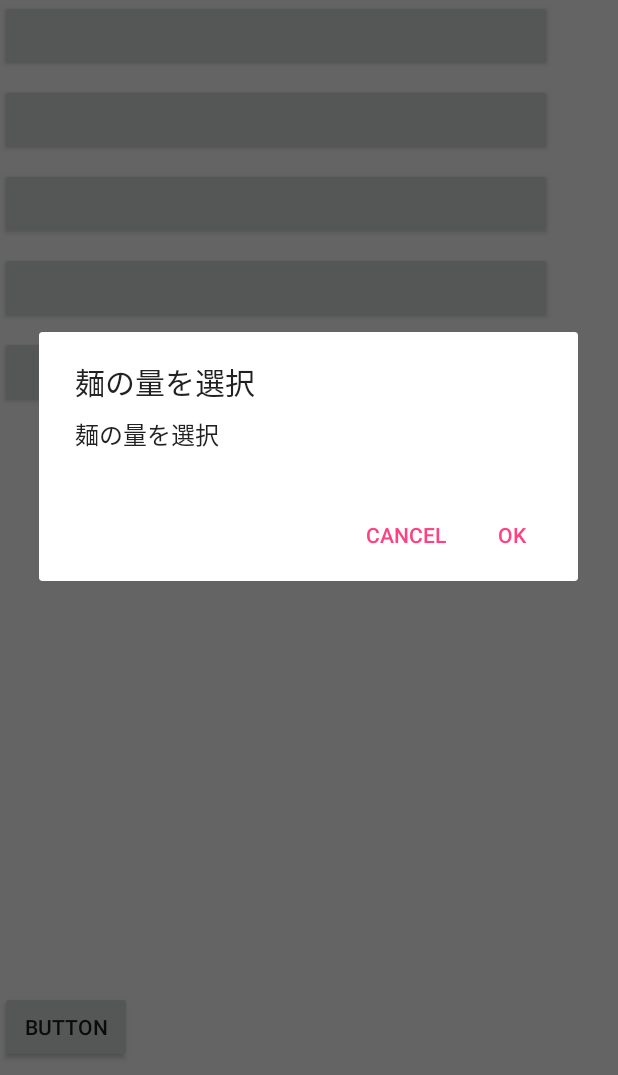
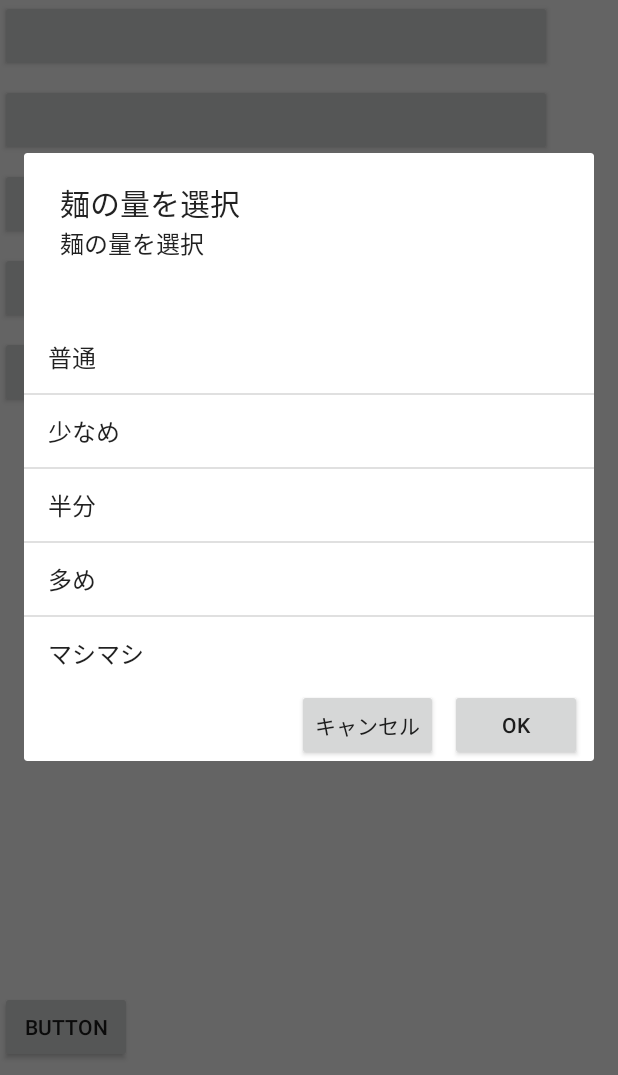
Before and after one commit to mii-chang/JiroTra, an Android app: the InputActivity screen opened directly, with no data from a screen before it, after a tap on an icon or button, on a phone screen of 412 x 824 dp, the part 161-1236 px from its top. Run offline under Robolectric (Android 15) with nearby library versions, the phone set to English and light mode, and no system bars.

Commit message:
add Listview to dialog

```diff
--- a/app/src/main/java/com/miyuu/android/jirotra/InputActivity.java
+++ b/app/src/main/java/com/miyuu/android/jirotra/InputActivity.java
@@ -5,17 +5,13 @@ import android.support.v7.app.AppCompatActivity;
 import android.view.View;
 import android.widget.Button;
 
-import java.util.ArrayList;
-
 public class InputActivity extends AppCompatActivity implements InputDialogFragment.OnDialogButtonClickListener {
 
     int[] buttonId = {R.id.menButton, R.id.yasaiButton, R.id.aburaButton, R.id.tareButton, R.id.garlicButton};
-    String[] titles = {"麺の量を選択", "野菜の量を選択", "アブラの量を選択", "カラメを選択", "にんにくの量を選択"};
-    String[] messages = {"麺の量を選択", "野菜の量を選択", "アブラの量を選択", "カラメを選択", "にんにくの量を選択"};
-    String[] masiCall = {"なし", "少なめ", "普通", "マシ", "マシマシ"};
-    String[] menCall = {"普通", "少なめ", "半分", "多め", "マシマシ"};
-    ArrayList<String> masiList = new ArrayList<>();
-    ArrayList<String> menList = new ArrayList<>();
+    final String[] titles = {"麺の量を選択", "野菜の量を選択", "アブラの量を選択", "カラメを選択", "にんにくの量を選択"};
+    final String[] messages = {"麺の量を選択", "野菜の量を選択", "アブラの量を選択", "カラメを選択", "にんにくの量を選択"};
+    final String[] masiCall = {"なし", "少なめ", "普通", "マシ", "マシマシ"};
+    final String[] menCall = {"普通", "少なめ", "半分", "多め", "マシマシ"};
     Button[] buttons = new Button[5];
 
     @Override
@@ -23,19 +19,9 @@ public class InputActivity extends AppCompatActivity implements InputDialogFragm
         super.onCreate(savedInstanceState);
         setContentView(R.layout.activity_input);
 
-        for (int i = 0; i < masiCall.length; i++) {
-            masiList.add(masiCall[i]);
-        }
-        for (int i = 0; i < menCall.length; i++) {
-            menList.add(menCall[i]);
-        }
-
-
         for (int i = 0; i < buttonId.length; i++) {
             final String title = titles[i];
             final String message = messages[i];
-            final ArrayList<String> callMenList = menList;
-            final ArrayList<String> callMasiList = masiList;;
             final int callType = i;
 
 
@@ -43,7 +29,7 @@ public class InputActivity extends AppCompatActivity implements InputDialogFragm
             buttons[i].setOnClickListener(new View.OnClickListener() {
                 @Override
                 public void onClick(View v) {
-                    InputDialogFragment fragment = InputDialogFragment.newInstance(title, message,callMenList, callMasiList,callType);
+                    InputDialogFragment fragment = InputDialogFragment.newInstance(title, message,menCall, masiCall,callType);
                     fragment.show(getSupportFragmentManager(), "input_dialog");
                 }
             });
--- a/app/src/main/java/com/miyuu/android/jirotra/InputDialogFragment.java
+++ b/app/src/main/java/com/miyuu/android/jirotra/InputDialogFragment.java
@@ -2,29 +2,33 @@ package com.miyuu.android.jirotra;
 
 import android.app.AlertDialog;
 import android.app.Dialog;
+import android.content.Context;
+import android.os.Bundle;
 import android.support.v4.app.DialogFragment;
-import android.content.Context;
-import android.content.DialogInterface;
-import android.os.Bundle;
-
-import java.util.ArrayList;
+import android.view.View;
+import android.widget.ArrayAdapter;
+import android.widget.Button;
+import android.widget.ListView;
 
 public class InputDialogFragment extends DialogFragment {
+    AlertDialog dialog;
+    AlertDialog.Builder builder;
 
     public interface OnDialogButtonClickListener {
         void onPositiveClick(String item);
+
         void onNegativeClick();
     }
 
     private OnDialogButtonClickListener mListener;
 
-    public static InputDialogFragment newInstance(String title, String message, ArrayList menList,ArrayList masiList,int callType) {
+    public static InputDialogFragment newInstance(String title, String message, String[] menList, String[] masiList, int callType) {
         InputDialogFragment fragment = new InputDialogFragment();
         Bundle bundle = new Bundle();
         bundle.putString("title", title);
         bundle.putString("message", message);
-        bundle.putStringArrayList("menList", menList);
-        bundle.putStringArrayList("masiList", masiList);
+        bundle.putStringArray("menList", menList);
+        bundle.putStringArray("masiList", masiList);
         bundle.putInt("callType", callType);
         fragment.setArguments(bundle);
         return fragment;
@@ -38,32 +42,53 @@ public class InputDialogFragment extends DialogFragment {
 
     @Override
     public Dialog onCreateDialog(Bundle savedInstanceState) {
+
         Bundle args = getArguments();
         String title = args.getString("title");
         String message = args.getString("message");
-        ArrayList menList = args.getStringArrayList("menList");
-        ArrayList masiList = args.getStringArrayList("masiList");
+        String[] callList;
         int callType = args.getInt("callType");
 
+        if (callType == 0) {
+            //麺
+            callList = args.getStringArray("menList");
+        } else {
+            callList = args.getStringArray("masiList");
+        }
+        View dialogView = getActivity().getLayoutInflater().inflate(R.layout.dialog_input, null);
+        Button positiveButton = dialogView.findViewById(R.id.positive_button);
+        Button negativeButton = dialogView.findViewById(R.id.negative_button);
 
-        AlertDialog.Builder builder = new AlertDialog.Builder(getActivity())
-                .setTitle(title)
-                .setMessage(message)
-                .setPositiveButton(android.R.string.ok, new DialogInterface.OnClickListener() {
+        ListView listView = dialogView.findViewById(R.id.listVIew);
+        ArrayAdapter<String> adapter = new ArrayAdapter<String>(this.getContext(), android.R.layout.simple_list_item_1, callList);
+        listView.setAdapter(adapter);
+
+        builder = new AlertDialog.Builder(getActivity());
+        builder.setTitle(title);
+        builder.setMessage(message);
+
+        positiveButton.setOnClickListener(new View.OnClickListener() {
             @Override
-                    public void onClick(DialogInterface dialog, int which) {
-                        mListener.onPositiveClick("a");
+            public void onClick(View v) {
+                //Listから選んだItemをListenerにわたす
+//                mListener.onPositiveClick(totalPrice);
                 dismiss();
             }
-                })
-                .setNegativeButton(android.R.string.cancel, new DialogInterface.OnClickListener() {
+        });
+
+        negativeButton.setOnClickListener(new View.OnClickListener() {
             @Override
-                    public void onClick(DialogInterface dialog, int which) {
+            public void onClick(View v) {
                 dismiss();
                 mListener.onNegativeClick();
                 dismiss();
             }
         });
-        return builder.create();
+
+        builder.setView(dialogView);
+
+        dialog = builder.create();
+        dialog.show();
+        return dialog;
     }
 }
--- /dev/null
+++ b/app/src/main/res/layout/dialog_input.xml
@@ -0,0 +1,37 @@
+<?xml version="1.0" encoding="utf-8"?>
+<android.support.constraint.ConstraintLayout
+    xmlns:android="http://schemas.android.com/apk/res/android"
+    xmlns:app="http://schemas.android.com/apk/res-auto"
+    xmlns:tools="http://schemas.android.com/tools"
+    android:layout_width="match_parent"
+    android:layout_height="match_parent">
+
+    <ListView
+        android:id="@+id/listVIew"
+        android:layout_width="match_parent"
+        android:layout_height="wrap_content"
+        android:layout_marginTop="16dp"
+        app:layout_constraintTop_toTopOf="parent"
+        tools:layout_editor_absoluteX="0dp">
+
+    </ListView>
+
+    <Button
+        android:id="@+id/positive_button"
+        android:layout_width="wrap_content"
+        android:layout_height="wrap_content"
+        android:layout_marginEnd="8dp"
+        android:text="OK"
+        app:layout_constraintEnd_toEndOf="parent"
+        app:layout_constraintTop_toBottomOf="@+id/listVIew"/>
+
+    <Button
+        android:id="@+id/negative_button"
+        android:layout_width="wrap_content"
+        android:layout_height="wrap_content"
+        android:layout_marginEnd="8dp"
+        android:text="キャンセル"
+        app:layout_constraintEnd_toStartOf="@+id/positive_button"
+        app:layout_constraintTop_toBottomOf="@+id/listVIew"/>
+
+</android.support.constraint.ConstraintLayout>
```
Lines whose indentation alone changed are shown as unchanged.
